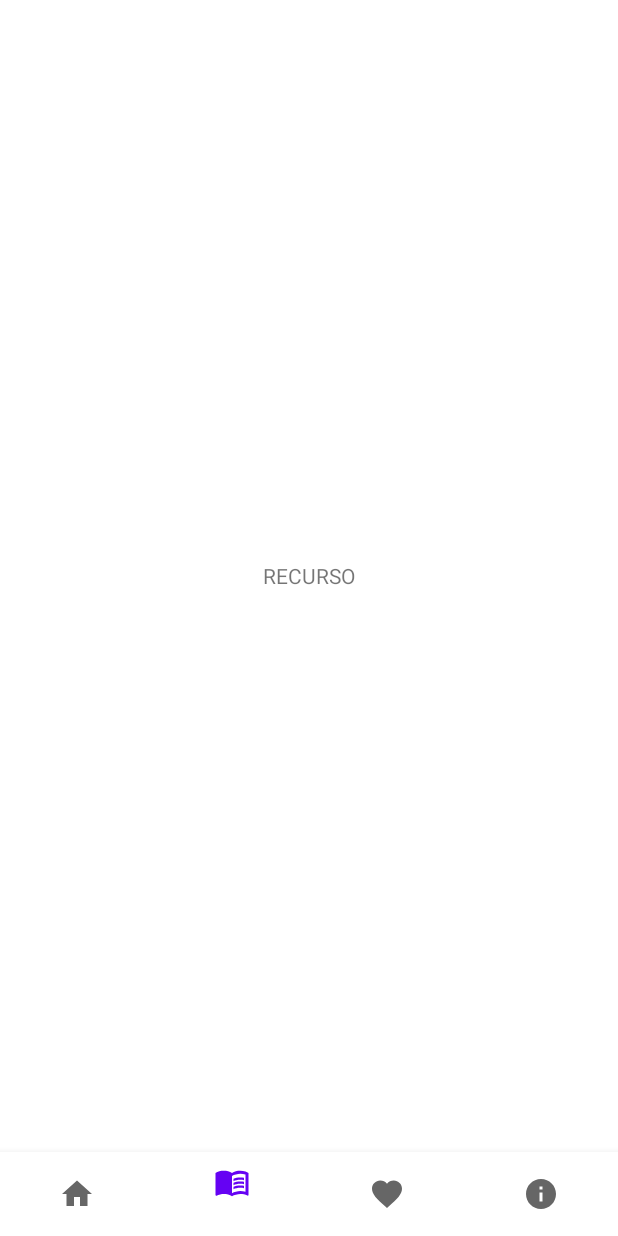
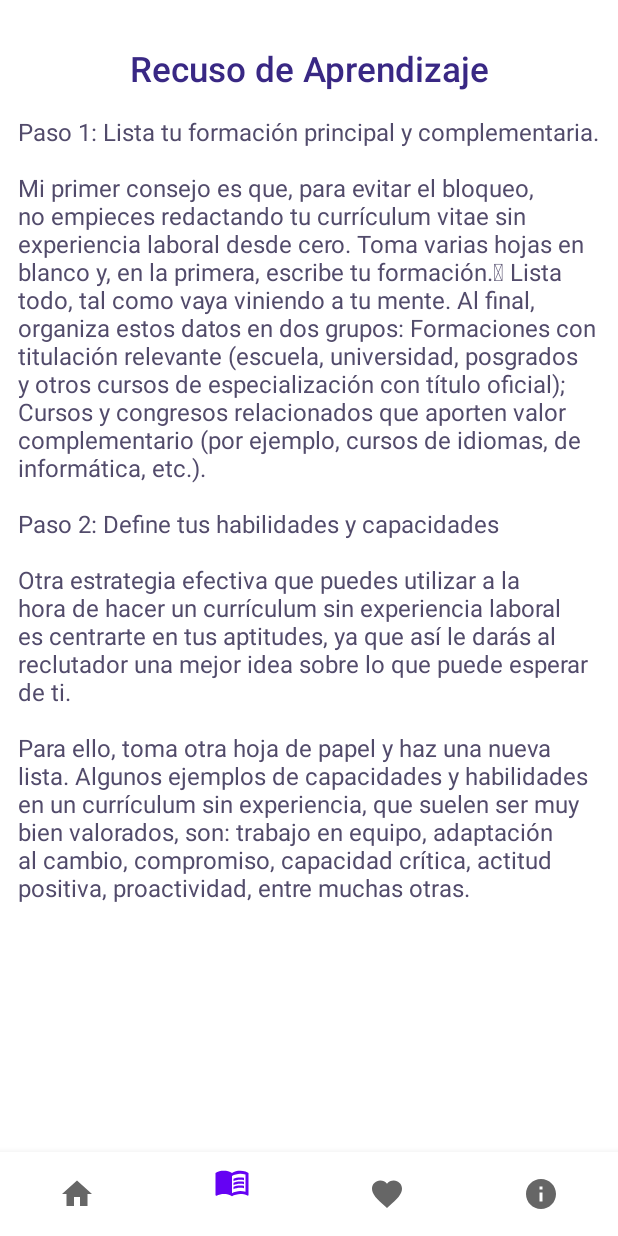
Before and after one commit to CLettuce/JobsHunters, an Android app: the screen it shows after launch (MainActivity), item 2 of the bottom bar chosen, on a phone screen of 412 x 824 dp. Run offline under Robolectric (Android 15) with nearby library versions, the phone set to English and light mode, and no system bars; 1 statement that could not run was skipped.

```diff
--- a/app/src/main/java/com/example/jobshunters/HomeFragment.java
+++ b/app/src/main/java/com/example/jobshunters/HomeFragment.java
@@ -53,6 +53,8 @@ public class HomeFragment extends Fragment {
         recyclerView.setLayoutManager(new GridLayoutManager(requireContext(), 1));
 
         searchView = view.findViewById(R.id.searchBox);
+
+
         searchView.setOnQueryTextListener(new SearchView.OnQueryTextListener() {
             @Override
             public boolean onQueryTextSubmit(String query) {
@@ -107,7 +109,7 @@ public class HomeFragment extends Fragment {
             for (Offer offer : offers) {
                 if (offer.getTitle().toLowerCase().contains(text.toLowerCase()) ||
                         offer.getCompany().toLowerCase().contains(text.toLowerCase()) ||
-                        offer.getDescription().toLowerCase().contains(text.toLowerCase())) {
+                        offer.getRole().toLowerCase().contains(text.toLowerCase())) {
                     filteredOffers.add(offer);
                 }
             }
--- a/app/src/main/java/com/example/jobshunters/network/ApiClient.java
+++ b/app/src/main/java/com/example/jobshunters/network/ApiClient.java
@@ -7,7 +7,7 @@ public class ApiClient {
     private static Retrofit retrofit;
     public static Retrofit getClient(){
         retrofit = new Retrofit.Builder()
-                .baseUrl("http://192.168.1.6:4001/")
+                .baseUrl("http://146.190.2.115:80/")
                 .addConverterFactory(GsonConverterFactory.create())
                 .build();
         return retrofit;
--- a/app/src/main/java/com/example/jobshunters/network/OfferResponse.java
+++ b/app/src/main/java/com/example/jobshunters/network/OfferResponse.java
@@ -1,10 +1,12 @@
 package com.example.jobshunters.network;
 
 import com.example.jobshunters.Model.Offer;
+import com.google.gson.annotations.SerializedName;
 
 import java.util.List;
 
 public class OfferResponse {
+    @SerializedName("data")
     private List<Offer> offers;
 
     public List<Offer> getOffers() {
--- /dev/null
+++ b/app/src/main/res/drawable/ic_corazon.xml
@@ -0,0 +1,5 @@
+<vector android:height="24dp" android:tint="#000000"
+    android:viewportHeight="24" android:viewportWidth="24"
+    android:width="24dp" xmlns:android="http://schemas.android.com/apk/res/android">
+    <path android:fillColor="@android:color/white" android:pathData="M16.5,3c-1.74,0 -3.41,0.81 -4.5,2.09C10.91,3.81 9.24,3 7.5,3 4.42,3 2,5.42 2,8.5c0,3.78 3.4,6.86 8.55,11.54L12,21.35l1.45,-1.32C18.6,15.36 22,12.28 22,8.5 22,5.42 19.58,3 16.5,3zM12.1,18.55l-0.1,0.1 -0.1,-0.1C7.14,14.24 4,11.39 4,8.5 4,6.5 5.5,5 7.5,5c1.54,0 3.04,0.99 3.57,2.36h1.87C13.46,5.99 14.96,5 16.5,5c2,0 3.5,1.5 3.5,3.5 0,2.89 -3.14,5.74 -7.9,10.05z"/>
+</vector>
--- /dev/null
+++ b/app/src/main/res/drawable/ic_corazon_act.xml
@@ -0,0 +1,5 @@
+<vector android:height="24dp" android:tint="#B61212"
+    android:viewportHeight="24" android:viewportWidth="24"
+    android:width="24dp" xmlns:android="http://schemas.android.com/apk/res/android">
+    <path android:fillColor="@android:color/white" android:pathData="M12,21.35l-1.45,-1.32C5.4,15.36 2,12.28 2,8.5 2,5.42 4.42,3 7.5,3c1.74,0 3.41,0.81 4.5,2.09C13.09,3.81 14.76,3 16.5,3 19.58,3 22,5.42 22,8.5c0,3.78 -3.4,6.86 -8.55,11.54L12,21.35z"/>
+</vector>
--- a/app/src/main/res/layout/fragment_recurso.xml
+++ b/app/src/main/res/layout/fragment_recurso.xml
@@ -1,17 +1,89 @@
 <?xml version="1.0" encoding="utf-8"?>
-<FrameLayout xmlns:android="http://schemas.android.com/apk/res/android"
+<androidx.constraintlayout.widget.ConstraintLayout xmlns:android="http://schemas.android.com/apk/res/android"
+    xmlns:app="http://schemas.android.com/apk/res-auto"
     xmlns:tools="http://schemas.android.com/tools"
     android:layout_width="match_parent"
     android:layout_height="match_parent"
     tools:context=".RecursoFragment">
 
-    <!-- TODO: Update blank fragment layout -->
-    <TextView
-        android:layout_width="wrap_content"
-        android:layout_height="wrap_content"
-        android:layout_gravity="center"
-        android:text="RECURSO" />
+    <ScrollView
+        android:layout_width="match_parent"
+        android:layout_height="match_parent"
+        android:overScrollMode="never"
+        android:scrollbars="vertical">
+        <LinearLayout
+            android:layout_width="match_parent"
+            android:layout_height="match_parent"
+            android:orientation="vertical">
+        <TextView
+            android:layout_width="match_parent"
+            android:layout_height="match_parent"
+            android:layout_gravity="center"
+            android:fontFamily="sans-serif-light"
+            android:paddingTop="30dp"
+            android:text="Recuso de Aprendizaje"
+            android:textAlignment="center"
+            android:textColor="#392884"
+            android:textSize="23sp"
+            android:textStyle="bold" />
+            <TextView
+                android:layout_width="388dp"
+                android:layout_height="match_parent"
+                android:layout_gravity="center_horizontal"
+                android:fontFamily=""
+                android:paddingTop="15dp"
+                android:text="Paso 1: Lista tu formación principal y complementaria."
+                android:textColor="#524B6B"
+                android:textSize="16sp"
+                />
+            <TextView
+                android:layout_width="388dp"
+                android:layout_height="match_parent"
+                android:layout_gravity="center_horizontal"
+                android:fontFamily=""
+                android:paddingTop="15dp"
+                android:text="Mi primer consejo es que, para evitar el bloqueo, no empieces redactando tu currículum vitae sin experiencia laboral desde cero. Toma varias hojas en blanco y, en la primera, escribe tu formación.
+Lista todo, tal como vaya viniendo a tu mente. Al final, organiza estos datos en dos grupos:
+Formaciones con titulación relevante (escuela, universidad, posgrados y otros cursos de especialización con título oficial);
+Cursos y congresos relacionados que aporten valor complementario (por ejemplo, cursos de idiomas, de informática, etc.)."
+                android:textColor="#524B6B"
+                android:textSize="16sp"
+                />
+
+            <TextView
+                android:layout_width="388dp"
+                android:layout_height="match_parent"
+                android:layout_gravity="center_horizontal"
+                android:fontFamily=""
+                android:paddingTop="15dp"
+                android:text="Paso 2: Define tus habilidades y capacidades"
+                android:textColor="#524B6B"
+                android:textSize="16sp"
+                />
+            <TextView
+                android:layout_width="388dp"
+                android:layout_height="match_parent"
+                android:layout_gravity="center_horizontal"
+                android:fontFamily=""
+                android:paddingTop="15dp"
+                android:text="Otra estrategia efectiva que puedes utilizar a la hora de hacer un currículum sin experiencia laboral es centrarte en tus aptitudes, ya que así le darás al reclutador una mejor idea sobre lo que puede esperar de ti.
+"
+                android:textColor="#524B6B"
+                android:textSize="16sp"
+                /><TextView
+                android:layout_width="388dp"
+                android:layout_height="match_parent"
+                android:layout_gravity="center_horizontal"
+                android:fontFamily=""
+                android:paddingTop="15dp"
+                android:text="Para ello, toma otra hoja de papel y haz una nueva lista.
+Algunos ejemplos de capacidades y habilidades en un currículum sin experiencia, que suelen ser muy bien valorados, son: trabajo en equipo, adaptación al cambio, compromiso, capacidad crítica, actitud positiva, proactividad, entre muchas otras."
+                android:textColor="#524B6B"
+                android:textSize="16sp"
+                />
+        </LinearLayout>
+    </ScrollView>
 
 
 
-</FrameLayout>
+</androidx.constraintlayout.widget.ConstraintLayout>
```
Also changed, not shown: app/src/main/java/com/example/jobshunters/Click_Corazon.java (added, +35 -0 lines), app/src/main/java/com/example/jobshunters/Model/Offer.java (+37 -9 lines), app/src/main/java/com/example/jobshunters/adapter/OfferAdapter.java (+26 -7 lines), app/src/main/res/drawable/selector_corazon.xml (added, +9 -0 lines), app/src/main/res/layout/offer_view.xml (+29 -6 lines).
